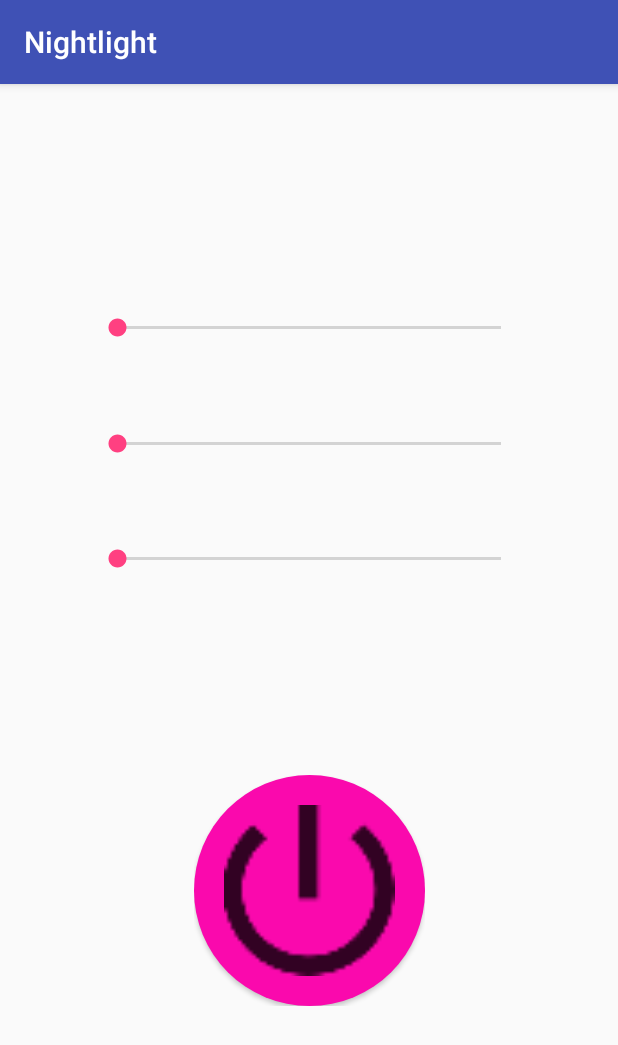
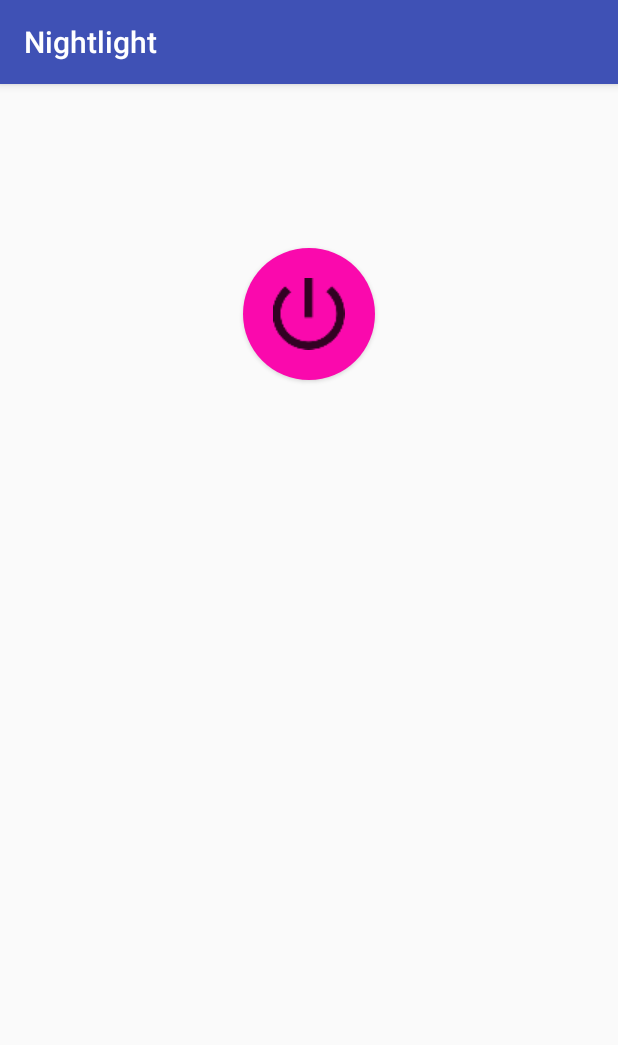
Before and after one commit to jinsuh/nightlight, an Android app: the screen it shows after launch (MainActivity), on a phone screen of 412 x 824 dp. Shown: the top 1045 px of the screen. Run offline under Robolectric (Android 15) with nearby library versions, the phone set to English and light mode, and no system bars.

Commit message:
Moved color picker to a dialog and connected seekbars to server calls.

```diff
--- a/android/app/src/main/java/com/suhongjin/nightlight/MainActivity.java
+++ b/android/app/src/main/java/com/suhongjin/nightlight/MainActivity.java
@@ -6,10 +6,7 @@ import android.support.v7.app.AppCompatActivity;
 import android.util.Log;
 import android.view.View;
 import android.widget.Button;
-import android.widget.SeekBar;
 import android.widget.Toast;
-
-import org.json.JSONException;
 
 import java.io.IOException;
 
@@ -17,13 +14,12 @@ import okhttp3.Call;
 import okhttp3.Callback;
 import okhttp3.Response;
 
-public class MainActivity extends AppCompatActivity
-        implements SeekBar.OnSeekBarChangeListener, View.OnClickListener {
+public class MainActivity extends AppCompatActivity implements View.OnClickListener {
 
     private static final String TAG = MainActivity.class.getSimpleName();
 
-    private SeekBar redSeekbar, greenSeekbar, blueSeekbar;
     private Button powerButton;
+    private Button manualButton;
     private NightlightClient nightlightClient;
     private NightlightState nightlightState;
 
@@ -35,19 +31,10 @@ public class MainActivity extends AppCompatActivity
         nightlightClient = NightlightClient.getInstance();
         nightlightState = NightlightState.getInstance();
 
-        redSeekbar = findViewById(R.id.red_seekbar);
-        redSeekbar.setTag(NightlightState.RED_TAG);
-        greenSeekbar = findViewById(R.id.green_seekbar);
-        greenSeekbar.setTag(NightlightState.GREEN_TAG);
-        blueSeekbar = findViewById(R.id.blue_seekbar);
-        blueSeekbar.setTag(NightlightState.BLUE_TAG);
-
-        redSeekbar.setOnSeekBarChangeListener(this);
-        greenSeekbar.setOnSeekBarChangeListener(this);
-        blueSeekbar.setOnSeekBarChangeListener(this);
-
         powerButton = findViewById(R.id.power_button);
         powerButton.setOnClickListener(this);
+        manualButton =findViewById(R.id.manual_button);
+        manualButton.setOnClickListener(this);
 
         requestNightlightState();
     }
@@ -58,33 +45,12 @@ public class MainActivity extends AppCompatActivity
     }
 
     @Override
-    /* Update NightlightState color. */
-    public void onProgressChanged(SeekBar seekBar, int progress, boolean fromUser) {
-        String idTag = seekBar.getTag().toString();
-        nightlightState.updateColorValue(progress, idTag);
-    }
-
-    @Override
-    public void onStartTrackingTouch(SeekBar seekBar) {}
-
-    @Override
-    /* Sends a request via nightlightClient to change the nightlight color. */
-    public void onStopTrackingTouch(SeekBar seekBar) {
-        try {
-            nightlightClient.sendColorChangeRequest(
-                    nightlightState.getRedValue(),
-                    nightlightState.getGreenValue(),
-                    nightlightState.getBlueValue(),
-                    new NightlightColorCallback());
-        } catch (IOException | JSONException e) {
-            Log.d(TAG, "Exception: " + e.toString());
-        }
-    }
-
-    @Override
     public void onClick(View view) {
         if (view.getId() == R.id.power_button) {
             nightlightClient.sendPowerFlipRequest(new NightlightFlipPowerCallback());
+        } else if (view.getId() == R.id.manual_button) {
+            ColorPickerDialogFragment dialogFragment = new ColorPickerDialogFragment();
+            dialogFragment.show(getSupportFragmentManager(), "manual");
         }
     }
 
@@ -94,20 +60,6 @@ public class MainActivity extends AppCompatActivity
             powerButton.setBackgroundResource(R.drawable.power_button_lit);
         } else {
             powerButton.setBackgroundResource(R.drawable.power_button);
-        }
-    }
-
-    /* Callback when the update color request to NightlightClient is done. */
-    public class NightlightColorCallback implements Callback {
-
-        @Override
-        public void onFailure(@NonNull Call call, @NonNull IOException e) {
-            Log.e(TAG, "Failure on callback: " + e.toString());
-        }
-
-        @Override
-        public void onResponse(@NonNull Call call, @NonNull Response response) throws IOException {
-            Log.d(TAG, "Success on updating nightlight.");
         }
     }
 
--- a/android/app/src/main/java/com/suhongjin/nightlight/Utils.java
+++ b/android/app/src/main/java/com/suhongjin/nightlight/Utils.java
@@ -10,8 +10,9 @@ public class Utils {
     public static final String POST_GREEN_PARAM = "green";
     public static final String POST_BLUE_PARAM = "blue";
 
-    public static final String SERVER_URL = "http://localhost:8080";
+    public static final String SERVER_URL = "http://192.168.1.112:8080";
     public static final String IS_POWER_ON_HANDLER = "/power";
     public static final String UPDATE_COLOR_HANDLER = "/setrgb";
+    public static final String GET_COLOR_HANDLER = "/getrgb";
     public static final String FLIP_POWER_HANDLER = "/flip";
 }
--- a/android/app/src/main/res/layout/activity_main.xml
+++ b/android/app/src/main/res/layout/activity_main.xml
@@ -8,104 +8,37 @@
 
     <!--HORIZONTAL GUIDELINES-->
     <android.support.constraint.Guideline
-        android:id="@+id/red_guideline"
-        android:layout_width="wrap_content"
-        android:layout_height="wrap_content"
-        android:orientation="horizontal"
-        app:layout_constraintGuide_percent="0.2" />
-
-    <android.support.constraint.Guideline
-        android:id="@+id/green_guideline"
-        android:layout_width="wrap_content"
-        android:layout_height="wrap_content"
-        android:orientation="horizontal"
-        app:layout_constraintGuide_percent="0.3" />
-
-    <android.support.constraint.Guideline
-        android:id="@+id/blue_guideline"
-        android:layout_width="wrap_content"
-        android:layout_height="wrap_content"
-        android:orientation="horizontal"
-        app:layout_constraintGuide_percent="0.4" />
-
-    <android.support.constraint.Guideline
         android:id="@+id/button_top_guideline"
         android:layout_width="wrap_content"
         android:layout_height="wrap_content"
         android:orientation="horizontal"
-        app:layout_constraintGuide_percent="0.6" />
+        app:layout_constraintGuide_percent="0.10" />
 
     <android.support.constraint.Guideline
         android:id="@+id/button_bottom_guideline"
         android:layout_width="wrap_content"
         android:layout_height="wrap_content"
         android:orientation="horizontal"
-        app:layout_constraintGuide_percent="0.8" />
+        app:layout_constraintGuide_percent="0.3" />
 
-    <!--VERTICAL GUIDELINES-->
-    <android.support.constraint.Guideline
-        android:id="@+id/seekbar_left"
+    <Button
+        android:id="@+id/power_button"
         android:layout_width="wrap_content"
-        android:layout_height="wrap_content"
-        android:orientation="vertical"
-        app:layout_constraintGuide_percent=".15" />
-
-    <android.support.constraint.Guideline
-        android:id="@+id/seekbar_right"
-        android:layout_width="wrap_content"
-        android:layout_height="wrap_content"
-        android:orientation="vertical"
-        app:layout_constraintGuide_percent=".85" />
-
-    <SeekBar
-        android:id="@+id/red_seekbar"
-        android:layout_width="0dp"
-        android:layout_height="wrap_content"
-        android:max="255"
-        app:layout_constraintEnd_toEndOf="@+id/seekbar_right"
-        app:layout_constraintStart_toStartOf="@+id/seekbar_left"
-        app:layout_constraintTop_toBottomOf="@+id/red_guideline" />
-
-    <SeekBar
-        android:id="@+id/green_seekbar"
-        android:layout_width="0dp"
-        android:layout_height="wrap_content"
-        android:max="255"
-        app:layout_constraintEnd_toEndOf="@+id/seekbar_right"
-        app:layout_constraintStart_toStartOf="@+id/seekbar_left"
-        app:layout_constraintTop_toBottomOf="@+id/green_guideline" />
-
-    <SeekBar
-        android:id="@+id/blue_seekbar"
-        android:layout_width="0dp"
-        android:layout_height="wrap_content"
-        android:max="255"
-        app:layout_constraintEnd_toEndOf="@+id/seekbar_right"
-        app:layout_constraintStart_toStartOf="@+id/seekbar_left"
-        app:layout_constraintTop_toBottomOf="@+id/blue_guideline" />
-
-    <FrameLayout
-        android:layout_width="0dp"
         android:layout_height="0dp"
+        android:background="@drawable/power_button"
         app:layout_constraintBottom_toBottomOf="@+id/button_bottom_guideline"
         app:layout_constraintDimensionRatio="1:1"
-        app:layout_constraintEnd_toStartOf="@+id/seekbar_right"
-        app:layout_constraintStart_toEndOf="@+id/seekbar_left"
-        app:layout_constraintTop_toTopOf="@+id/button_top_guideline">
+        app:layout_constraintEnd_toStartOf="parent"
+        app:layout_constraintStart_toEndOf="parent"
+        app:layout_constraintTop_toTopOf="@+id/button_top_guideline" />
 
-        <ImageView
-            android:layout_width="wrap_content"
-            android:layout_height="wrap_content"
-            android:layout_gravity="center"
-            android:scaleType="fitCenter"
-            android:foreground="@drawable/ic_power" />
-
-        <Button
-            android:id="@+id/power_button"
-            android:layout_width="match_parent"
-            android:layout_height="match_parent"
-            android:background="@drawable/power_button" />
-
-    </FrameLayout>
+    <Button
+        android:id="@+id/manual_button"
+        android:layout_width="wrap_content"
+        android:layout_height="0dp"
+        app:layout_constraintBottom_toBottomOf="parent"
+        app:layout_constraintEnd_toStartOf="parent"
+        app:layout_constraintStart_toEndOf="parent"
+        android:text="Manual"/>
 
 </android.support.constraint.ConstraintLayout>
--- a/android/app/src/main/res/values/colors.xml
+++ b/android/app/src/main/res/values/colors.xml
@@ -3,4 +3,7 @@
     <color name="colorPrimary">#3F51B5</color>
     <color name="colorPrimaryDark">#303F9F</color>
     <color name="colorAccent">#FF4081</color>
+    <color name="redThumbTint">#F44336</color>
+    <color name="greenThumbTint">#4CAF50</color>
+    <color name="blueThumbTint">#2196F3</color>
 </resources>
--- /dev/null
+++ b/android/app/src/main/res/values/dimens.xml
@@ -0,0 +1,5 @@
+<?xml version="1.0" encoding="utf-8"?>
+<resources>
+    <dimen name="seekbar_width">200dp</dimen>
+    <dimen name="seekbar_padding">20dp</dimen>
+</resources>
--- a/android/app/src/main/res/values/strings.xml
+++ b/android/app/src/main/res/values/strings.xml
@@ -1,3 +1,4 @@
 <resources>
     <string name="app_name">Nightlight</string>
+    <string name="done">Done</string>
 </resources>
```
Also changed, not shown: android/app/src/main/java/com/suhongjin/nightlight/ColorPickerDialogFragment.java (added, +153 -0 lines), android/app/src/main/java/com/suhongjin/nightlight/NightlightClient.java (+8 -0 lines), android/app/src/main/res/layout/dialog_colorpicker.xml (added, +50 -0 lines), 1 other file.
